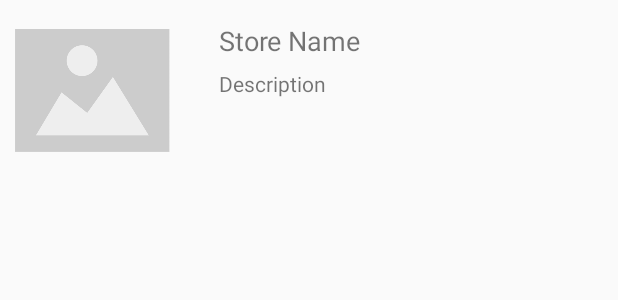
After one commit to NouranSamak/FoodCourt, an Android app: the layout store_cell.xml on its own in the app's theme, with its tools: preview values and no code run, on a phone screen of 412 x 824 dp. The commit adds this screen. Shown: the top 300 px of the screen. Run offline under Robolectric (Android 15) with nearby library versions, the phone set to English and light mode, and no system bars.

Commit message:
Getting data from the API using Retrofit, viewing the store name and description on the Recycler View

```diff
--- a/app/src/main/AndroidManifest.xml
+++ b/app/src/main/AndroidManifest.xml
@@ -2,21 +2,23 @@
 <manifest xmlns:android="http://schemas.android.com/apk/res/android"
     package="com.projects.nouran.foodcourt">
 
+    <uses-permission android:name="android.permission.INTERNET"></uses-permission>
     <application
+        android:usesCleartextTraffic="true"
         android:allowBackup="true"
         android:icon="@mipmap/ic_launcher"
         android:label="@string/app_name"
         android:roundIcon="@mipmap/ic_launcher_round"
         android:supportsRtl="true"
         android:theme="@style/AppTheme">
-        <activity android:name=".main.SplashScreenActivity">
+        <activity android:name=".SplashScreenActivity">
             <intent-filter>
                 <action android:name="android.intent.action.MAIN" />
 
                 <category android:name="android.intent.category.LAUNCHER" />
             </intent-filter>
         </activity>
-        <activity android:name=".main.MainActivity"></activity>
+        <activity android:name=".main.view.MainActivity"></activity>
     </application>
 
 </manifest>
--- a/app/src/main/java/com/projects/nouran/foodcourt/main/SplashScreenActivity.java
+++ b/app/src/main/java/com/projects/nouran/foodcourt/SplashScreenActivity.java
@@ -1,11 +1,11 @@
-package com.projects.nouran.foodcourt.main;
+package com.projects.nouran.foodcourt;
 
 import android.content.Intent;
 import android.os.Bundle;
 import android.os.Handler;
 import android.support.v7.app.AppCompatActivity;
 
-import com.projects.nouran.foodcourt.R;
+import com.projects.nouran.foodcourt.main.view.MainActivity;
 
 public class SplashScreenActivity extends AppCompatActivity {
 
--- /dev/null
+++ b/app/src/main/res/layout/store_cell.xml
@@ -0,0 +1,41 @@
+<?xml version="1.0" encoding="utf-8"?>
+<android.support.constraint.ConstraintLayout xmlns:android="http://schemas.android.com/apk/res/android"
+    xmlns:app="http://schemas.android.com/apk/res-auto"
+    xmlns:tools="http://schemas.android.com/tools"
+    android:layout_width="match_parent"
+    android:layout_height="120dp"
+    android:padding="10dp">
+
+    <ImageView
+        android:id="@+id/storeLogo"
+        android:layout_width="103dp"
+        android:layout_height="91dp"
+        app:layout_constraintBottom_toBottomOf="parent"
+        app:layout_constraintStart_toStartOf="parent"
+        app:layout_constraintTop_toTopOf="parent"
+        app:srcCompat="@drawable/placeholder" />
+
+    <TextView
+        android:id="@+id/storeName"
+        android:layout_width="243dp"
+        android:layout_height="31dp"
+        android:text="Store Name"
+        android:textSize="18sp"
+        android:paddingLeft="10dp"
+        app:layout_constraintEnd_toEndOf="parent"
+        app:layout_constraintStart_toEndOf="@+id/storeLogo"
+        app:layout_constraintTop_toTopOf="@id/storeLogo" />
+
+    <TextView
+        android:id="@+id/storeDescription"
+        android:layout_width="243dp"
+        android:layout_height="56dp"
+        android:text="Description"
+        android:paddingLeft="10dp"
+        app:layout_constraintEnd_toEndOf="parent"
+        app:layout_constraintHorizontal_bias="0.5"
+        app:layout_constraintStart_toEndOf="@+id/storeLogo"
+        app:layout_constraintTop_toBottomOf="@+id/storeName" />
+
+
+</android.support.constraint.ConstraintLayout>
```
Also changed, not shown: app/build.gradle (+11 -0 lines), app/src/main/java/com/projects/nouran/foodcourt/main/MainActivity.java (deleted, +0 -20 lines), app/src/main/java/com/projects/nouran/foodcourt/main/MainPresenter.java (deleted, +0 -11 lines), app/src/main/java/com/projects/nouran/foodcourt/main/RecyclerViewAdapter.java (added, +59 -0 lines), app/src/main/java/com/projects/nouran/foodcourt/main/apiconnection/ApiClient.java (added, +19 -0 lines), app/src/main/java/com/projects/nouran/foodcourt/main/apiconnection/ApiInterface.java (added, +15 -0 lines), app/src/main/java/com/projects/nouran/foodcourt/main/pojos/Store.java (added, +34 -0 lines), app/src/main/java/com/projects/nouran/foodcourt/main/presenter/MainPresenter.java (added, +14 -0 lines), app/src/main/java/com/projects/nouran/foodcourt/main/view/MainActivity.java (added, +64 -0 lines), app/src/main/java/com/projects/nouran/foodcourt/pojos/Store.java (deleted, +0 -37 lines), app/src/main/res/layout/activity_main.xml (+6 -2 lines), app/src/main/res/drawable-v24/placeholder.png (added).
